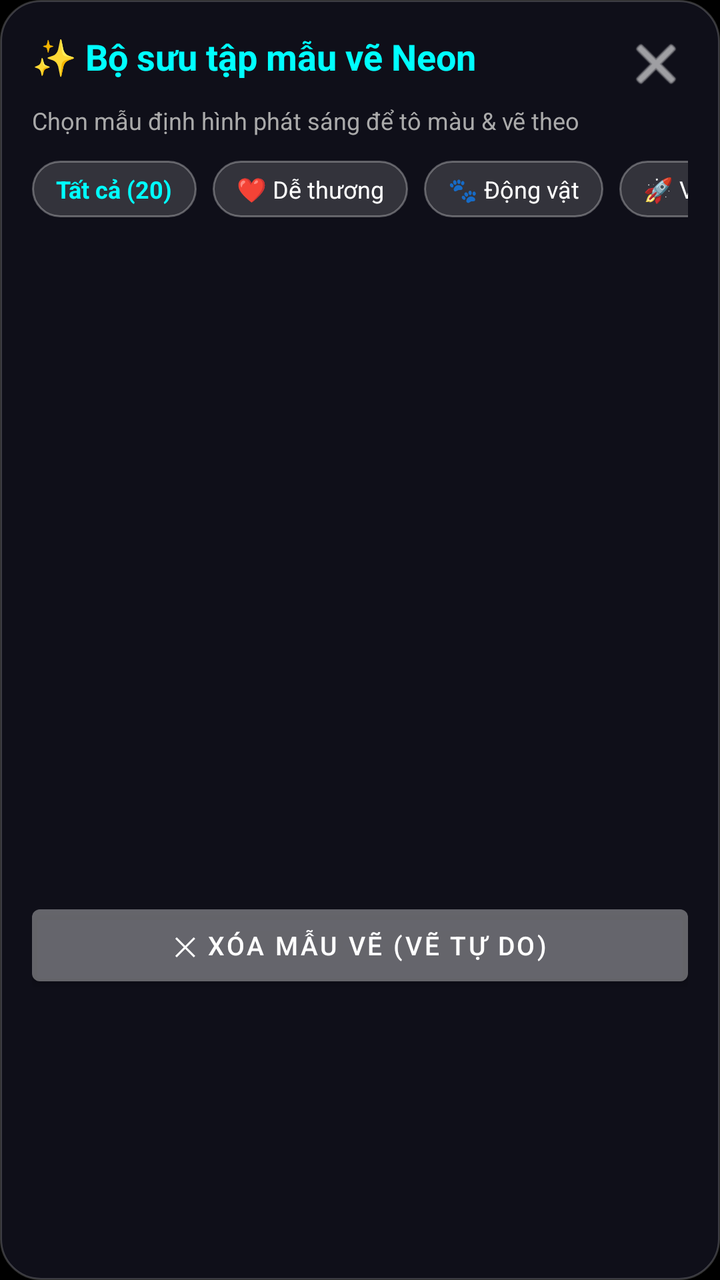
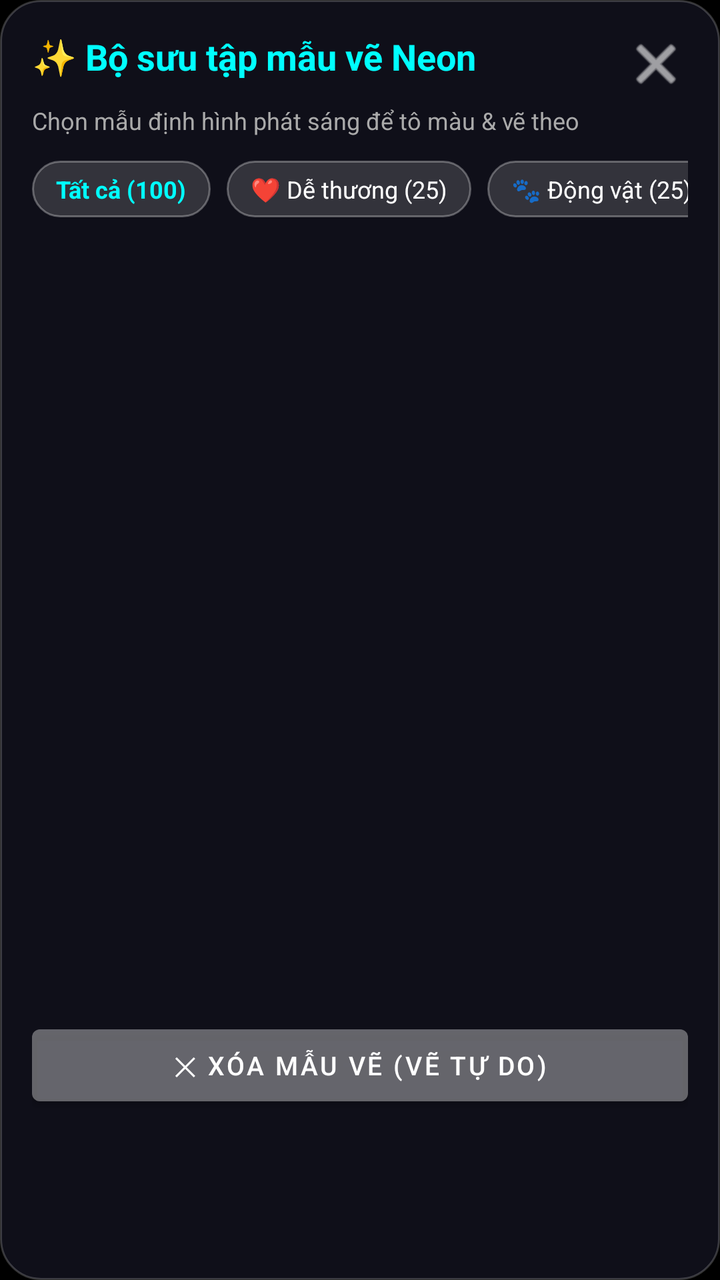

Screens rendered from an Android XML layout before and after an edit, with the pre-edit source and the edit as a unified diff.
<!-- AndroidManifest.xml: application theme Theme.NeonDraw -->
<!-- res/layout/dialog_templates.xml -->
<?xml version="1.0" encoding="utf-8"?>
<LinearLayout xmlns:android="http://schemas.android.com/apk/res/android"
    xmlns:app="http://schemas.android.com/apk/res-auto"
    android:layout_width="match_parent"
    android:layout_height="wrap_content"
    android:background="@drawable/bg_glass_rounded"
    android:orientation="vertical"
    android:padding="16dp">

    
    <RelativeLayout
        android:layout_width="match_parent"
        android:layout_height="wrap_content">

        <TextView
            android:layout_width="wrap_content"
            android:layout_height="wrap_content"
            android:text="✨ Bộ sưu tập mẫu vẽ Neon"
            android:textColor="#00FFFF"
            android:textSize="18sp"
            android:textStyle="bold" />

        <ImageButton
            android:id="@+id/btnDialogClose"
            android:layout_width="32dp"
            android:layout_height="32dp"
            android:layout_alignParentEnd="true"
            android:background="?attr/selectableItemBackgroundBorderless"
            android:src="@android:drawable/ic_menu_close_clear_cancel"
            app:tint="#FFFFFF" />
    </RelativeLayout>

    
    <TextView
        android:layout_width="wrap_content"
        android:layout_height="wrap_content"
        android:layout_marginTop="4dp"
        android:text="Chọn mẫu định hình phát sáng để tô màu &amp; vẽ theo"
        android:textColor="#AAAAAA"
        android:textSize="12sp" />

    
    <HorizontalScrollView
        android:layout_width="match_parent"
        android:layout_height="wrap_content"
        android:layout_marginTop="12dp"
        android:scrollbars="none">

        <LinearLayout
            android:id="@+id/layoutCategoryChips"
            android:layout_width="wrap_content"
            android:layout_height="wrap_content"
            android:orientation="horizontal">

            <TextView
                android:id="@+id/chipCatAll"
                android:layout_width="wrap_content"
                android:layout_height="wrap_content"
                android:layout_marginEnd="8dp"
                android:background="@drawable/bg_glass_pill"
                android:paddingHorizontal="12dp"
                android:paddingVertical="6dp"
                android:text="Tất cả (20)"
                android:textColor="#00FFFF"
                android:textSize="12sp"
                android:textStyle="bold" />

            <TextView
                android:id="@+id/chipCatCute"
                android:layout_width="wrap_content"
                android:layout_height="wrap_content"
                android:layout_marginEnd="8dp"
                android:background="@drawable/bg_glass_pill"
                android:paddingHorizontal="12dp"
                android:paddingVertical="6dp"
                android:text="❤️ Dễ thương"
                android:textColor="#FFFFFF"
                android:textSize="12sp" />

            <TextView
                android:id="@+id/chipCatAnimal"
                android:layout_width="wrap_content"
                android:layout_height="wrap_content"
                android:layout_marginEnd="8dp"
                android:background="@drawable/bg_glass_pill"
                android:paddingHorizontal="12dp"
                android:paddingVertical="6dp"
                android:text="🐾 Động vật"
                android:textColor="#FFFFFF"
                android:textSize="12sp" />

            <TextView
                android:id="@+id/chipCatMagic"
                android:layout_width="wrap_content"
                android:layout_height="wrap_content"
                android:layout_marginEnd="8dp"
                android:background="@drawable/bg_glass_pill"
                android:paddingHorizontal="12dp"
                android:paddingVertical="6dp"
                android:text="🚀 Vũ trụ"
                android:textColor="#FFFFFF"
                android:textSize="12sp" />

            <TextView
                android:id="@+id/chipCatMandala"
                android:layout_width="wrap_content"
                android:layout_height="wrap_content"
                android:background="@drawable/bg_glass_pill"
                android:paddingHorizontal="12dp"
                android:paddingVertical="6dp"
                android:text="🌸 Mandala"
                android:textColor="#FFFFFF"
                android:textSize="12sp" />

        </LinearLayout>
    </HorizontalScrollView>

    
    <androidx.recyclerview.widget.RecyclerView
        android:id="@+id/rvTemplates"
        android:layout_width="match_parent"
        android:layout_height="320dp"
        android:layout_marginTop="12dp" />

    
    <Button
        android:id="@+id/btnRemoveStencil"
        android:layout_width="match_parent"
        android:layout_height="wrap_content"
        android:layout_marginTop="8dp"
        android:backgroundTint="#33FFFFFF"
        android:text="✕ Xóa mẫu vẽ (Vẽ tự do)"
        android:textColor="#FFFFFF"
        android:textSize="13sp" />

</LinearLayout>
<!-- resources referenced by this layout -->
<resources>
  <!-- drawable bg_glass_pill (drawable) -->
  <?xml version="1.0" encoding="utf-8"?>
  <shape xmlns:android="http://schemas.android.com/apk/res/android"
      android:shape="rectangle">
      <corners android:radius="24dp" />
      <solid android:color="#26FFFFFF" />
      <stroke
          android:width="1dp"
          android:color="#4DFFFFFF" />
  </shape>
  <!-- drawable bg_glass_rounded (drawable) -->
  <?xml version="1.0" encoding="utf-8"?>
  <shape xmlns:android="http://schemas.android.com/apk/res/android"
      android:shape="rectangle">
      <corners android:radius="20dp" />
      <solid android:color="#D912121E" />
      <stroke
          android:width="1dp"
          android:color="#33FFFFFF" />
  </shape>
  <style name="Theme.NeonDraw" parent="Theme.MaterialComponents.DayNight.NoActionBar">
          <item name="android:statusBarColor">#FF000000</item>
          <item name="android:navigationBarColor">#FF000000</item>
          <item name="android:windowBackground">#FF000000</item>
      </style>
</resources>

<!-- the commit's change to res/layout/dialog_templates.xml (unified diff, before → after) -->
@@ -60,7 +60,7 @@
                 android:background="@drawable/bg_glass_pill"
                 android:paddingHorizontal="12dp"
                 android:paddingVertical="6dp"
-                android:text="Tất cả (20)"
+                android:text="Tất cả (100)"
                 android:textColor="#00FFFF"
                 android:textSize="12sp"
                 android:textStyle="bold" />
@@ -73,7 +73,7 @@
                 android:background="@drawable/bg_glass_pill"
                 android:paddingHorizontal="12dp"
                 android:paddingVertical="6dp"
-                android:text="❤️ Dễ thương"
+                android:text="❤️ Dễ thương (25)"
                 android:textColor="#FFFFFF"
                 android:textSize="12sp" />
 
@@ -85,7 +85,7 @@
                 android:background="@drawable/bg_glass_pill"
                 android:paddingHorizontal="12dp"
                 android:paddingVertical="6dp"
-                android:text="🐾 Động vật"
+                android:text="🐾 Động vật (25)"
                 android:textColor="#FFFFFF"
                 android:textSize="12sp" />
 
@@ -97,7 +97,7 @@
                 android:background="@drawable/bg_glass_pill"
                 android:paddingHorizontal="12dp"
                 android:paddingVertical="6dp"
-                android:text="🚀 Vũ trụ"
+                android:text="🚀 Vũ trụ (25)"
                 android:textColor="#FFFFFF"
                 android:textSize="12sp" />
 
@@ -108,7 +108,7 @@
                 android:background="@drawable/bg_glass_pill"
                 android:paddingHorizontal="12dp"
                 android:paddingVertical="6dp"
-                android:text="🌸 Mandala"
+                android:text="🌸 Mandala (25)"
                 android:textColor="#FFFFFF"
                 android:textSize="12sp" />
 
@@ -119,7 +119,7 @@
     <androidx.recyclerview.widget.RecyclerView
         android:id="@+id/rvTemplates"
         android:layout_width="match_parent"
-        android:layout_height="320dp"
+        android:layout_height="380dp"
         android:layout_marginTop="12dp" />
 
     
